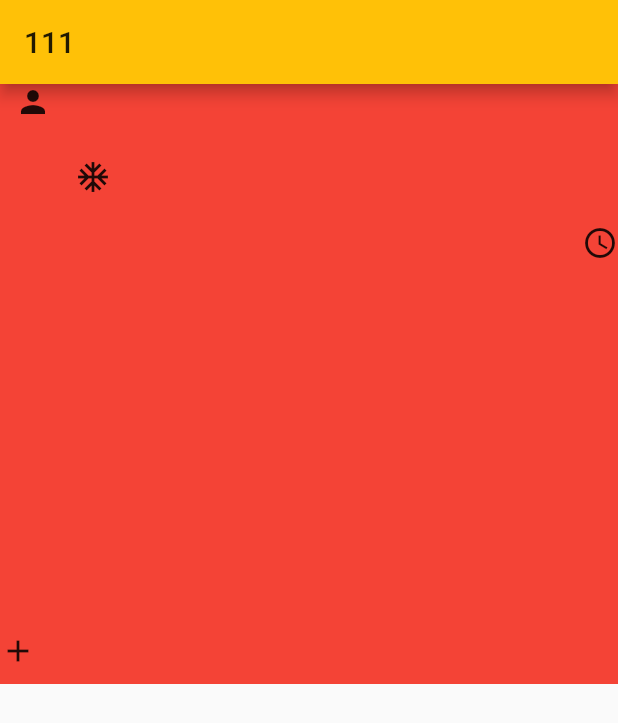
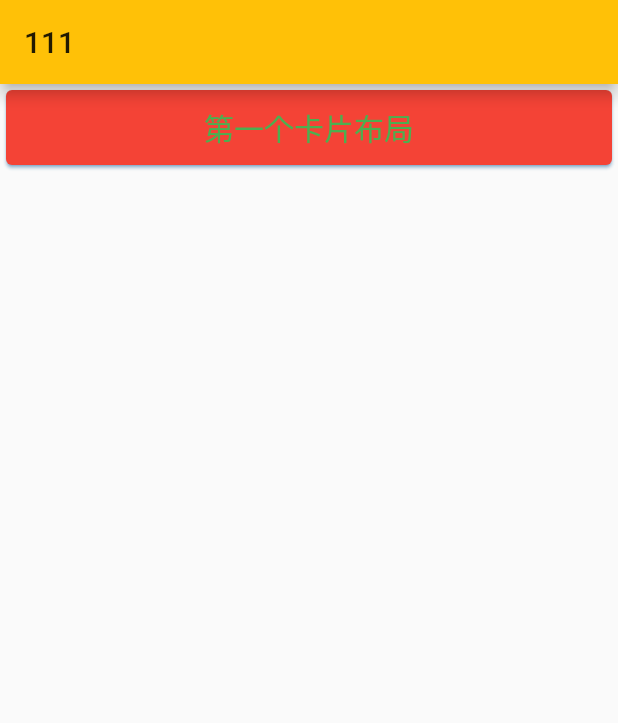
Before and after one commit to xiongliang120/FlutterPratice, a Flutter app: the screen it shows after launch, on a phone screen of 412 x 824 dp. Shown: the top 723 px of the screen. Run offline on Flutter 3.47's test engine with Material 2 defaults, Android fonts, the phone set to English and light mode, and no system bars.

Commit message:
flutter 添加卡片布局

```diff
--- a/lib/main.dart
+++ b/lib/main.dart
@@ -248,23 +248,43 @@ class MyStatck1 extends StatelessWidget {
             left: 10,
             child: Icon(Icons.person),
           ),
-
-             Positioned(bottom: 10,
+          Positioned(
+            bottom: 10,
             child: Icon(Icons.add),
           ),
-
           Positioned(
             top: 50,
             left: 50,
             child: Icon(Icons.ac_unit),
           ),
-
           Align(
-                 alignment: Alignment(1,-0.5),  //Alignment 参考坐标系是怎么样的
+            alignment: Alignment(1, -0.5), //Alignment 参考坐标系是怎么样的
             child: Icon(Icons.access_time),
           )
+        ],
+      ),
+    );
+  }
+}
 
-          ],
+/**
+ * 自定义卡片布局
+ */
+class MyCard extends StatelessWidget {
+  @override
+  Widget build(BuildContext context) {
+    return Card(
+      shadowColor: Colors.blue,
+      color: Colors.red,
+      child: Container(
+        height: 50,
+        alignment: Alignment.center,
+        child: Text("第一个卡片布局",
+           style: TextStyle(
+             fontSize: 20,
+             color: Colors.green
+           ),
+        ),
       ),
     );
   }
@@ -332,7 +352,7 @@ class Custome2 extends StatelessWidget {
   @override
   Widget build(BuildContext context) {
     return MaterialApp(
-        home: Scaffold(appBar: AppBar(title: Text("$text")), body: MyStatck1()),
+        home: Scaffold(appBar: AppBar(title: Text("$text")), body: MyCard()),
         theme: ThemeData(primaryColor: backgroundColor));
   }
 }
```
Lines whose indentation alone changed are shown as unchanged.
